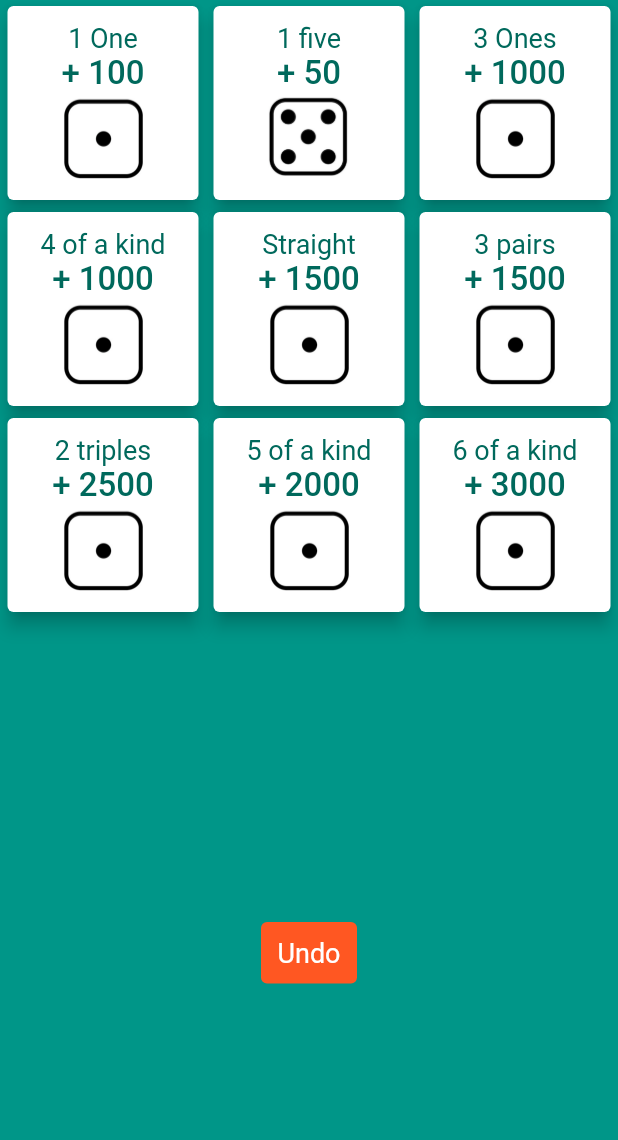
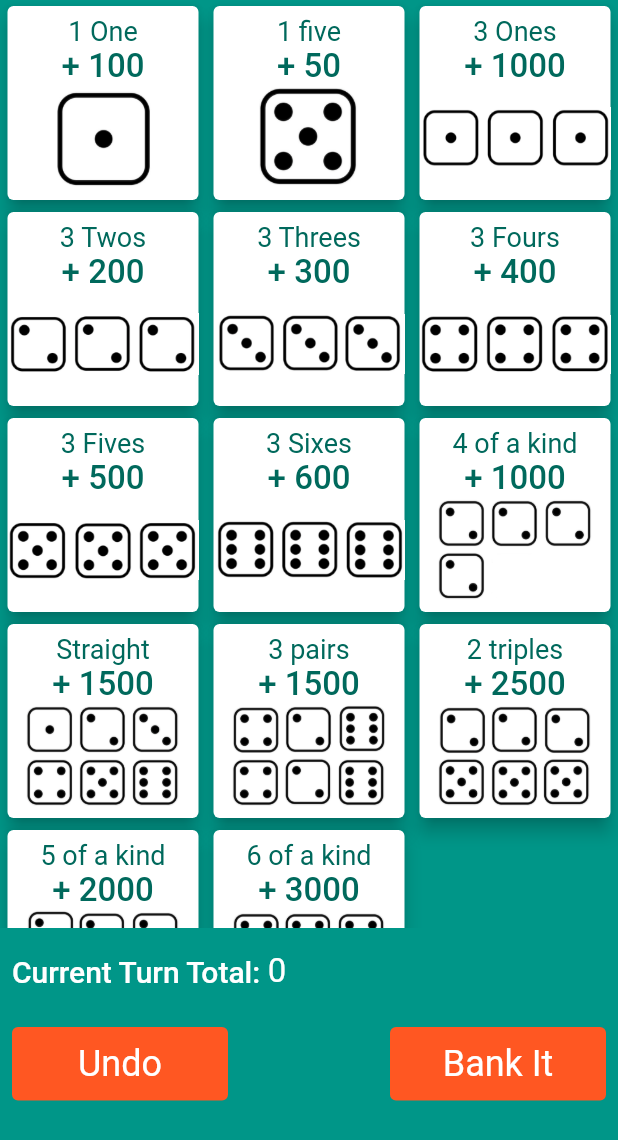
Before and after one commit to Kgresmer/farkle_scoreboard, a Flutter app: the ScoreInput widget shown alone on an empty page, opened directly, on a phone screen of 412 x 824 dp. Shown: the top 1140 px of the screen. Run offline on Flutter 3.47's test engine with Material 2 defaults, Android fonts, the phone set to English and light mode, and no system bars; our stand-ins replace animated_text_kit, vibration.

Commit message:
Adding scoring buttons and animations.

```diff
--- a/lib/widgets/score_input.dart
+++ b/lib/widgets/score_input.dart
@@ -1,4 +1,6 @@
 import 'package:flutter/material.dart';
+import 'package:vibration/vibration.dart';
+import 'package:animated_text_kit/animated_text_kit.dart';
 
 class ScoreInput extends StatefulWidget {
   @override
@@ -8,28 +10,105 @@ class ScoreInput extends StatefulWidget {
 class _ScoreInputState extends State<ScoreInput> {
   final _nameController = TextEditingController();
   List<ScoreOption> scoreOptions = [
-    ScoreOption(value: 100, description: '1 One', imageUrl: 'assets/images/dice-one.png'),
-    ScoreOption(value: 50, description: '1 five', imageUrl: 'assets/images/dice-five.png'),
-    ScoreOption(value: 1000, description: '3 Ones', imageUrl: 'assets/images/dice-one.png'),
-    ScoreOption(value: 1000, description: '4 of a kind', imageUrl: 'assets/images/dice-one.png'),
-    ScoreOption(value: 1500, description: 'Straight', imageUrl: 'assets/images/dice-one.png'),
-    ScoreOption(value: 1500, description: '3 pairs', imageUrl: 'assets/images/dice-one.png'),
-    ScoreOption(value: 2500, description: '2 triples', imageUrl: 'assets/images/dice-one.png'),
-    ScoreOption(value: 2000, description: '5 of a kind', imageUrl: 'assets/images/dice-one.png'),
-    ScoreOption(value: 3000, description: '6 of a kind', imageUrl: 'assets/images/dice-one.png'),
+    ScoreOption(
+        value: 100,
+        description: '1 One',
+        imageUrl: 'assets/images/dice-one.png'),
+    ScoreOption(
+        value: 50,
+        description: '1 five',
+        imageUrl: 'assets/images/dice-five.png'),
+    ScoreOption(
+        value: 1000,
+        description: '3 Ones',
+        imageUrl: 'assets/images/dice-3-ones.png'),
+    ScoreOption(
+        value: 200,
+        description: '3 Twos',
+        imageUrl: 'assets/images/dice-3-twos.png'),
+    ScoreOption(
+        value: 300,
+        description: '3 Threes',
+        imageUrl: 'assets/images/dice-3-threes.png'),
+    ScoreOption(
+        value: 400,
+        description: '3 Fours',
+        imageUrl: 'assets/images/dice-3-fours.png'),
+    ScoreOption(
+        value: 500,
+        description: '3 Fives',
+        imageUrl: 'assets/images/dice-3-fives.png'),
+    ScoreOption(
+        value: 600,
+        description: '3 Sixes',
+        imageUrl: 'assets/images/dice-3-sixes.png'),
+    ScoreOption(
+        value: 1000,
+        description: '4 of a kind',
+        imageUrl: 'assets/images/dice-4-kind.png'),
+    ScoreOption(
+        value: 1500,
+        description: 'Straight',
+        imageUrl: 'assets/images/dice-straight.png'),
+    ScoreOption(
+        value: 1500,
+        description: '3 pairs',
+        imageUrl: 'assets/images/dice-three-pairs.png'),
+    ScoreOption(
+        value: 2500,
+        description: '2 triples',
+        imageUrl: 'assets/images/dice-two-triples.png'),
+    ScoreOption(
+        value: 2000,
+        description: '5 of a kind',
+        imageUrl: 'assets/images/dice-5-kind.png'),
+    ScoreOption(
+        value: 3000,
+        description: '6 of a kind',
+        imageUrl: 'assets/images/dice-6-kind.png'),
   ];
+  int currentScore = 0;
+  List<int> scoreUpdates = [];
+  bool animated = false;
 
-  void _submitData() {
-    final nameInput = _nameController.text;
-    if (nameInput.isEmpty) return;
+  void _bankIt() {
+    Navigator.of(context).pop();
+  }
 
-    Navigator.of(context).pop();
+  void updateCurrentScore(int value) {
+    Vibration.vibrate(duration: 130, amplitude: 65);
+    setState(() {
+      currentScore += value;
+      scoreUpdates.add(value);
+      animated = !animated;
+    });
+    Future.delayed(const Duration(milliseconds: 400), () {
+      setState(() {
+        animated = !animated;
+      });
+    });
+  }
+
+  void undoLastScoreUpdate() {
+    Vibration.vibrate(duration: 130, amplitude: 65);
+    if (scoreUpdates.length > 0) {
+      setState(() {
+        int lastUpdate = scoreUpdates.removeAt(scoreUpdates.length - 1);
+        currentScore -= lastUpdate;
+        animated = !animated;
+      });
+      Future.delayed(const Duration(milliseconds: 400), () {
+        setState(() {
+          animated = !animated;
+        });
+      });
+    }
   }
 
   @override
   Widget build(BuildContext context) {
     return Container(
-      height: MediaQuery.of(context).size.height * 0.80,
+      height: MediaQuery.of(context).size.height * 0.90,
       child:
           Column(mainAxisAlignment: MainAxisAlignment.start, children: <Widget>[
         Flexible(
@@ -38,7 +117,9 @@ class _ScoreInputState extends State<ScoreInput> {
                 SliverGridDelegateWithFixedCrossAxisCount(crossAxisCount: 3),
             itemCount: scoreOptions.length,
             itemBuilder: (BuildContext context, int index) {
-              return Card(
+              return InkWell(
+                onTap: () => updateCurrentScore(scoreOptions[index].value),
+                child: Card(
                     elevation: 5,
                     margin: const EdgeInsets.symmetric(
                       vertical: 4,
@@ -57,18 +138,68 @@ class _ScoreInputState extends State<ScoreInput> {
                           style: Theme.of(context).textTheme.headline6,
                         ),
                         Image.asset(scoreOptions[index].imageUrl,
-                          width: 60, height: 60, fit: BoxFit.contain)
+                            width: 180, height: 70, fit: BoxFit.contain)
                       ],
-                  ));
+                    )),
+              );
             },
           ),
         ),
-        TextButton(
+        Container(
+            child: Padding(
+                padding: EdgeInsets.symmetric(vertical: 16, horizontal: 8.0),
+                child: Row(children: <Widget>[
+                  DefaultTextStyle(
+                    style: Theme.of(context).textTheme.bodyText1,
+                    child: Text('Current Turn Total: '),
+                  ),
+                  DefaultTextStyle(
+                    style: Theme.of(context).textTheme.bodyText1,
+                    child: AnimatedDefaultTextStyle(
+                      child: Text('$currentScore'),
+                      style: animated
+                          ? TextStyle(
+                              color: Colors.white,
+                              fontSize: 26,
+                            )
+                          : TextStyle(
+                              color: Colors.white,
+                              fontSize: 22,
+                            ),
+                      duration: Duration(milliseconds: 200),
+                    ),
+                  ),
+                ]))),
+        Row(
+            mainAxisAlignment: MainAxisAlignment.spaceBetween,
+            children: <Widget>[
+              Container(
+                width: 160,
+                height: 65,
+                child: Padding(
+                  padding: const EdgeInsets.all(8.0),
+                  child: TextButton(
                       style: TextButton.styleFrom(
                           backgroundColor: Colors.deepOrange,
-                textStyle: TextStyle(fontSize: 18)),
+                          textStyle: TextStyle(fontSize: 24)),
+                      onPressed: undoLastScoreUpdate,
+                      child: Text('Undo')),
+                ),
+              ),
+              Container(
+                width: 160,
+                height: 65,
+                child: Padding(
+                  padding: const EdgeInsets.all(8.0),
+                  child: TextButton(
+                      style: TextButton.styleFrom(
+                          backgroundColor: Colors.deepOrange,
+                          textStyle: TextStyle(fontSize: 24)),
                       onPressed: () => {},
-            child: Text('Undo'))
+                      child: Text('Bank It')),
+                ),
+              ),
+            ])
       ]),
     );
   }
```
Also changed, not shown: pubspec.yaml (+14 -1 lines), assets/images/dice-3-fives.png (added), assets/images/dice-3-fours.png (added), assets/images/dice-3-ones.png (added), assets/images/dice-3-sixes.png (added), assets/images/dice-3-threes.png (added), assets/images/dice-3-twos.png (added), assets/images/dice-4-kind.png (added), assets/images/dice-5-kind.png (added), assets/images/dice-6-kind.png (added), assets/images/dice-straight.png (added), assets/images/dice-three-pairs.png (added), assets/images/dice-two-triples.png (added), pubspec.lock, 3 other files. Lines whose indentation alone changed are shown as unchanged.
